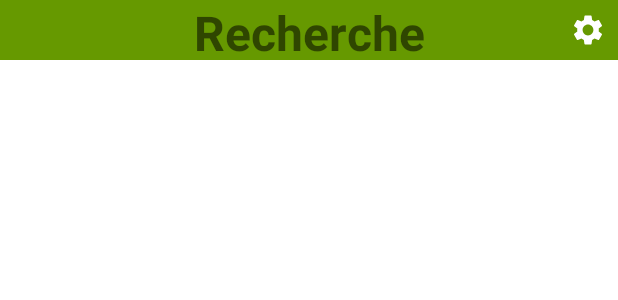
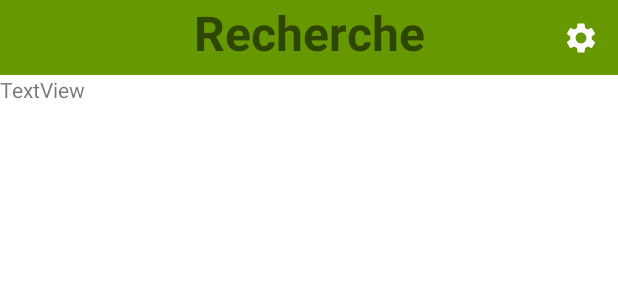
Before and after one commit to mile40/ProjetAndroid, an Android app: the layout searchactivity.xml on its own in the app's theme, with its tools: preview values and no code run, on a phone screen of 412 x 824 dp. Shown: the top 300 px of the screen. Run offline under Robolectric (Android 15) with nearby library versions, the phone set to English and light mode, and no system bars.

Commit message:
ajout images pack

```diff
--- a/app/src/main/res/layout/searchactivity.xml
+++ b/app/src/main/res/layout/searchactivity.xml
@@ -7,7 +7,7 @@
     <TextView
         android:id="@+id/searchtext"
         android:layout_width="match_parent"
-        android:layout_height="40dp"
+        android:layout_height="50dp"
         android:textStyle="bold"
         android:background="@android:color/holo_green_dark"
         android:text="@string/search"
@@ -16,11 +16,25 @@
         android:gravity="center_horizontal" />
 
     <ImageButton
-        android:layout_width="40dp"
-        android:layout_height="40dp"
+        android:layout_width="50dp"
+        android:layout_height="50dp"
         android:layout_alignRight="@+id/searchtext"
         android:src="@drawable/settings_icon"
         android:background="@android:color/transparent"/>
 
+    <LinearLayout
+        android:layout_width="match_parent"
+        android:layout_height="match_parent"
+        android:orientation="horizontal"
+        android:layout_below="@+id/searchtext">
+
+        <TextView
+            android:id="@+id/textView"
+            android:layout_width="wrap_content"
+            android:layout_height="wrap_content"
+            android:layout_weight="1"
+            android:text="TextView" />
+    </LinearLayout>
+
 
 </RelativeLayout>
--- a/app/src/main/res/layout/splashscreen.xml
+++ b/app/src/main/res/layout/splashscreen.xml
@@ -7,6 +7,6 @@
     <ImageView
         android:layout_width="200dp"
         android:layout_height="200dp"
-        android:src="@drawable/icon"
+        android:src="@drawable/web_hi_res_512"
         android:layout_centerInParent="true" />
 </RelativeLayout>
--- a/app/src/main/res/values/strings.xml
+++ b/app/src/main/res/values/strings.xml
@@ -3,4 +3,5 @@
     <string name="tab_text_1">Tab 1</string>
     <string name="tab_text_2">Tab 2</string>
     <string name = "search">Recherche</string>
+    <string name="goodType">Vous recherchez :</string>
 </resources>
```
Also changed, not shown: app/src/main/res/drawable-v24/web_hi_res_512.png (added), app/src/main/res/drawable/icon.jpg (deleted).
